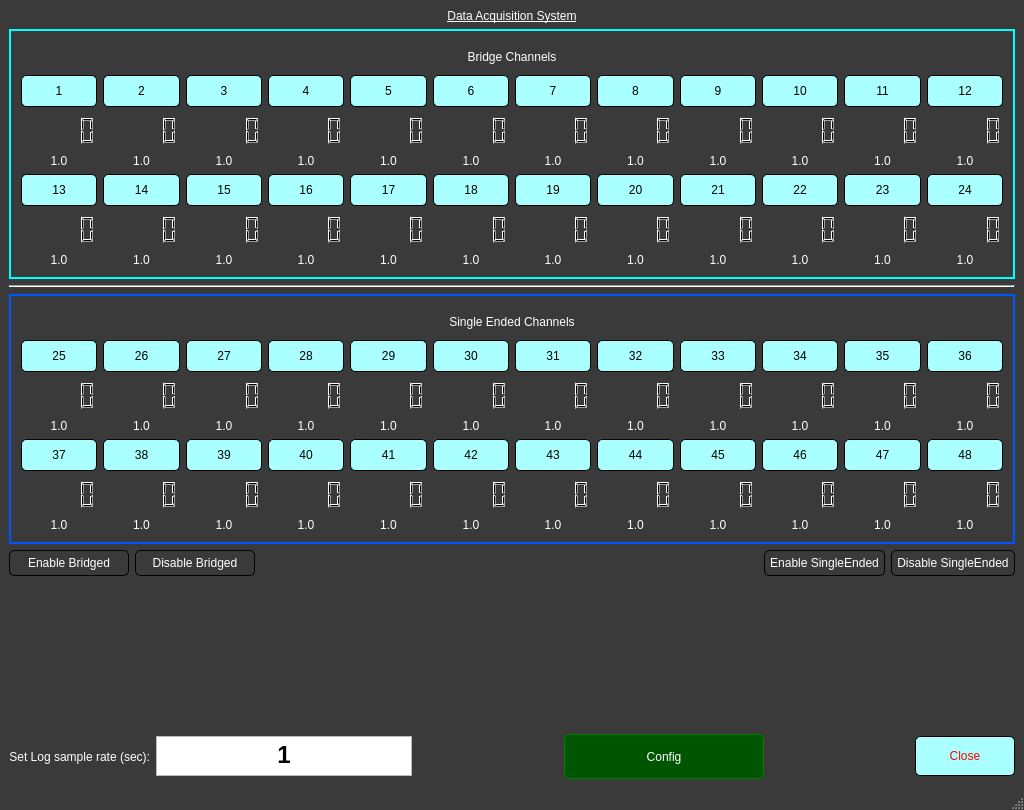
This is mainwindow.ui in Mubshr07/DAQ as Qt 5 draws it before an edit. The edited form follows.
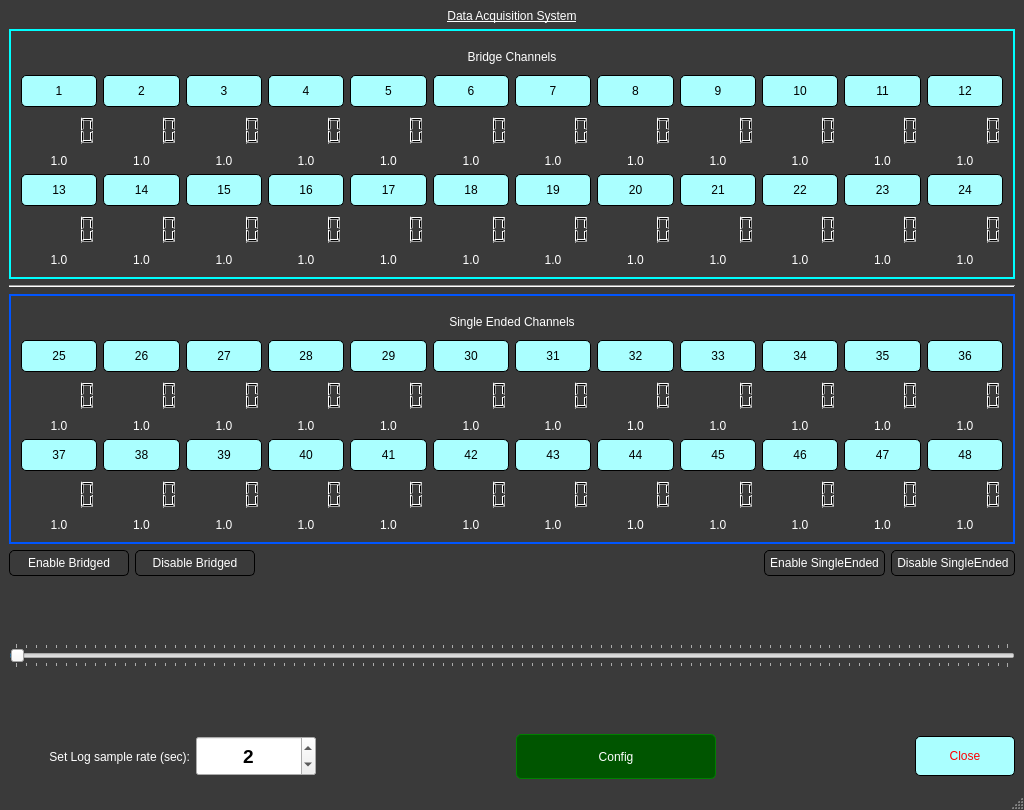
This is the edited form.

Diff of the .ui file:
```diff
--- a/mainwindow.ui
+++ b/mainwindow.ui
@@ -2471,8 +2471,56 @@
       </property>
      </spacer>
     </item>
+    <item>
+     <widget class="QSlider" name="slider_samplingRate">
+      <property name="minimum">
+       <number>1</number>
+      </property>
+      <property name="maximum">
+       <number>1000</number>
+      </property>
+      <property name="value">
+       <number>2</number>
+      </property>
+      <property name="orientation">
+       <enum>Qt::Horizontal</enum>
+      </property>
+      <property name="tickPosition">
+       <enum>QSlider::TicksBothSides</enum>
+      </property>
+     </widget>
+    </item>
+    <item>
+     <spacer name="verticalSpacer_2">
+      <property name="orientation">
+       <enum>Qt::Vertical</enum>
+      </property>
+      <property name="sizeHint" stdset="0">
+       <size>
+        <width>20</width>
+        <height>40</height>
+       </size>
+      </property>
+     </spacer>
+    </item>
     <item>
      <layout class="QHBoxLayout" name="horizontalLayout_7">
+      <item>
+       <spacer name="horizontalSpacer_13">
+        <property name="orientation">
+         <enum>Qt::Horizontal</enum>
+        </property>
+        <property name="sizeType">
+         <enum>QSizePolicy::Fixed</enum>
+        </property>
+        <property name="sizeHint" stdset="0">
+         <size>
+          <width>40</width>
+          <height>20</height>
+         </size>
+        </property>
+       </spacer>
+      </item>
       <item>
        <widget class="QLabel" name="label_2">
         <property name="styleSheet">
@@ -2488,19 +2536,31 @@
        </widget>
       </item>
       <item>
-       <widget class="QTextEdit" name="txt_SampleTime">
-        <property name="maximumSize">
+       <widget class="QSpinBox" name="txt_SampleTime">
+        <property name="minimumSize">
          <size>
-          <width>16777215</width>
+          <width>120</width>
           <height>40</height>
          </size>
         </property>
-        <property name="html">
-         <string>&lt;!DOCTYPE HTML PUBLIC &quot;-//W3C//DTD HTML 4.0//EN&quot; &quot;http://www.w3.org/TR/REC-html40/strict.dtd&quot;&gt;
-&lt;html&gt;&lt;head&gt;&lt;meta name=&quot;qrichtext&quot; content=&quot;1&quot; /&gt;&lt;style type=&quot;text/css&quot;&gt;
-p, li { white-space: pre-wrap; }
-&lt;/style&gt;&lt;/head&gt;&lt;body style=&quot; font-family:'MS Shell Dlg 2'; font-size:8.25pt; font-weight:400; font-style:normal;&quot;&gt;
-&lt;p align=&quot;center&quot; style=&quot; margin-top:0px; margin-bottom:0px; margin-left:0px; margin-right:0px; -qt-block-indent:0; text-indent:0px;&quot;&gt;&lt;span style=&quot; font-size:18pt; font-weight:600;&quot;&gt;1&lt;/span&gt;&lt;/p&gt;&lt;/body&gt;&lt;/html&gt;</string>
+        <property name="font">
+         <font>
+          <pointsize>14</pointsize>
+          <weight>75</weight>
+          <bold>true</bold>
+         </font>
+        </property>
+        <property name="alignment">
+         <set>Qt::AlignCenter</set>
+        </property>
+        <property name="minimum">
+         <number>1</number>
+        </property>
+        <property name="maximum">
+         <number>1000</number>
+        </property>
+        <property name="value">
+         <number>2</number>
         </property>
        </widget>
       </item>
```
